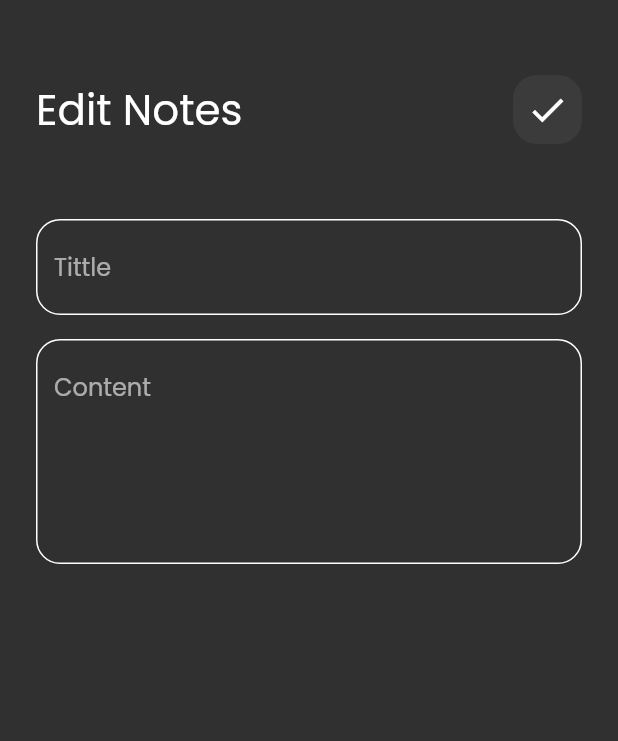
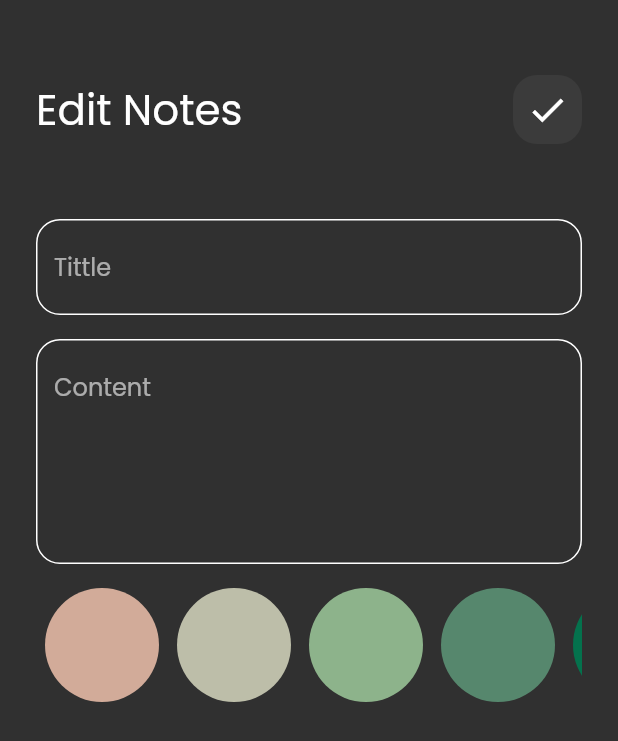
Before and after one commit to AbdallahDebsawi/notes_app, a Flutter app: the EditNoteView screen opened directly with empty values, on a phone screen of 412 x 824 dp. Shown: the top 741 px of the screen. Run offline on Flutter 3.47's test engine with Material 2 defaults, Android fonts, the phone set to English and light mode, and no system bars; our stand-ins replace bloc, flutter_bloc, font_awesome_flutter, hive, hive_flutter; accounts and stored records are empty.

Commit message:
Add colors list view to edit note view

```diff
--- a/lib/constant.dart
+++ b/lib/constant.dart
@@ -2,3 +2,10 @@ import 'package:flutter/material.dart';
 
 const kPrimaryColor = Color(0xff62FCD7);
 const kNoteBox = 'note_box';
+List<Color> kColors = const [
+  Color(0xffD2AB99),
+  Color(0xffBDBEA9),
+  Color(0xff8DB38B),
+  Color(0xff56876D),
+  Color(0xff04724D),
+];
--- a/lib/cubits/add_note_cubit/add_note_cubit.dart
+++ b/lib/cubits/add_note_cubit/add_note_cubit.dart
@@ -1,7 +1,6 @@
 import 'package:bloc/bloc.dart';
 import 'package:flutter/material.dart';
 import 'package:hive_flutter/adapters.dart';
-import 'package:meta/meta.dart';
 import 'package:notes_app/constant.dart';
 import 'package:notes_app/models/note_model.dart';
 
@@ -10,7 +9,7 @@ part 'add_note_state.dart';
 class AddNoteCubit extends Cubit<AddNoteState> {
   AddNoteCubit() : super(AddNoteInitial());
 
-  Color color = Color(0xff04724D);
+  Color color = const Color(0xff04724D);
   addNote(NoteModel note) async {
     note.color = color.value;
     emit(AddNoteLoading());
--- a/lib/views/widgets/edit_note_body.dart
+++ b/lib/views/widgets/edit_note_body.dart
@@ -2,9 +2,9 @@ import 'package:flutter/material.dart';
 import 'package:flutter_bloc/flutter_bloc.dart';
 import 'package:notes_app/cubits/notes_cubit/notes_cubit.dart';
 import 'package:notes_app/models/note_model.dart';
-
 import 'custom_app_bar.dart';
 import 'custom_text_field.dart';
+import 'edit_note_list_view.dart';
 
 class EditNoteViewBody extends StatefulWidget {
   const EditNoteViewBody({super.key, required this.note});
@@ -53,6 +53,10 @@ class _EditNoteViewBodyState extends State<EditNoteViewBody> {
               subTitle = value;
             },
           ),
+          const SizedBox(height: 16),
+          EditNoteColorsList(
+            note: widget.note,
+          )
         ],
       ),
     );
--- /dev/null
+++ b/lib/views/widgets/edit_note_list_view.dart
@@ -0,0 +1,48 @@
+import 'package:flutter/material.dart';
+
+import '../../constant.dart';
+import '../../models/note_model.dart';
+import 'colors_list_view.dart';
+
+class EditNoteColorsList extends StatefulWidget {
+  const EditNoteColorsList({super.key, required this.note});
+  final NoteModel note;
+  @override
+  State<EditNoteColorsList> createState() => _ColorsListViewState();
+}
+
+class _ColorsListViewState extends State<EditNoteColorsList> {
+  late int currentIndex;
+  @override
+  void initState() {
+    currentIndex = kColors.indexOf(Color(widget.note.color));
+    super.initState();
+  }
+
+  @override
+  Widget build(BuildContext context) {
+    return SizedBox(
+      height: 38 * 2,
+      child: ListView.builder(
+        itemCount: kColors.length,
+        scrollDirection: Axis.horizontal,
+        itemBuilder: (context, index) {
+          return Padding(
+            padding: const EdgeInsets.symmetric(horizontal: 6),
+            child: GestureDetector(
+              onTap: () {
+                currentIndex = index;
+                widget.note.color = kColors[index].value;
+                setState(() {});
+              },
+              child: ColorItem(
+                isActive: currentIndex == index,
+                color: kColors[index],
+              ),
+            ),
+          );
+        },
+      ),
+    );
+  }
+}
```
Also changed, not shown: lib/views/widgets/colors_list_view.dart (+5 -10 lines).
